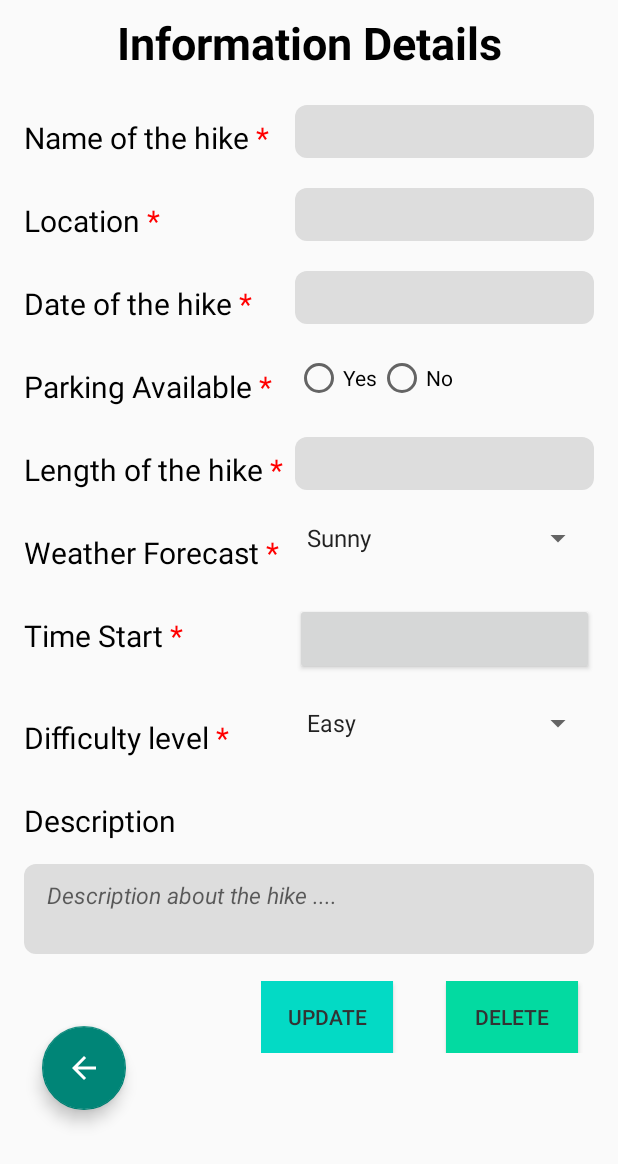
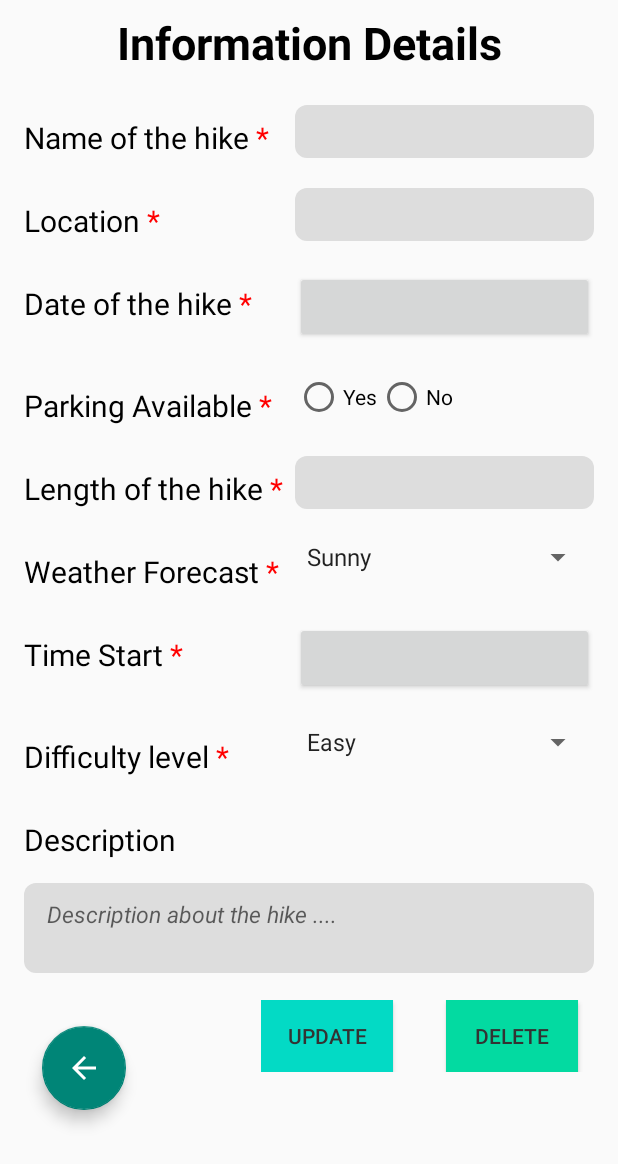
Before and after one commit to 1Ir-is/COMP1786-CourseWork, an Android app: the UpdateActivity screen opened directly, with no data from a screen before it, on a phone screen of 412 x 824 dp. Shown: the top 1164 px of the screen. Run offline under Robolectric (Android 15) with nearby library versions, the phone set to English and light mode, and no system bars.

Commit message:
feat: add date picker

```diff
--- a/app/src/main/java/com/example/coursework/activities/UpdateActivity.java
+++ b/app/src/main/java/com/example/coursework/activities/UpdateActivity.java
@@ -5,6 +5,7 @@ import androidx.appcompat.app.AlertDialog;
 import androidx.appcompat.app.AppCompatActivity;
 
 import android.app.Activity;
+import android.app.DatePickerDialog;
 import android.app.TimePickerDialog;
 import android.content.DialogInterface;
 import android.content.Intent;
@@ -16,6 +17,7 @@ import android.text.style.ForegroundColorSpan;
 import android.view.View;
 import android.widget.ArrayAdapter;
 import android.widget.Button;
+import android.widget.DatePicker;
 import android.widget.EditText;
 import android.widget.RadioGroup;
 import android.widget.RadioButton;
@@ -34,11 +36,11 @@ import java.util.Locale;
 
 public class UpdateActivity extends AppCompatActivity {
 
-    EditText nameInputUpdate, locationInputUpdate, dateInputUpdate, lengthInputUpdate, descriptionInputUpdate;
+    EditText nameInputUpdate, locationInputUpdate, lengthInputUpdate, descriptionInputUpdate;
     RadioGroup parkingRadioGroup;
     Spinner hikeWeatherForecastSpinner, hikeDifficultyLevelSpinner;
     RadioButton radioButtonYes, radioButtonNo;
-    Button updateButton, deleteButton, estimatedTimeUpdate;
+    Button updateButton, deleteButton, estimatedTimeUpdate, dateUpdate;
     FloatingActionButton backButton;
     String id, name, location, date, parkingAvailable, length, weatherForecast, estimatedTime, difficultyLevel, description;
 
@@ -94,12 +96,12 @@ public class UpdateActivity extends AppCompatActivity {
         // Get the id for EditText
         nameInputUpdate = findViewById(R.id.hike_name_text_update);
         locationInputUpdate = findViewById(R.id.hike_location_text_update);
-        dateInputUpdate = findViewById(R.id.hike_date_text_update);
         lengthInputUpdate = findViewById(R.id.hike_length_text_update);
         descriptionInputUpdate = findViewById(R.id.hike_description_text_update);
 
-        // Get the id for time button
+        // Get the id for datetime button
         estimatedTimeUpdate = findViewById(R.id.hike_estimated_time_update_button);
+        dateUpdate = findViewById(R.id.hike_date_update_button);
 
         // Get the id for spinner
         hikeWeatherForecastSpinner = findViewById(R.id.hike_weather_forecast_spinner);
@@ -125,7 +127,7 @@ public class UpdateActivity extends AppCompatActivity {
                 // get the input data
                 name = nameInputUpdate.getText().toString().trim();
                 location = locationInputUpdate.getText().toString().trim();
-                date = dateInputUpdate.getText().toString().trim();
+                date = dateUpdate.getText().toString().trim();
                 length = lengthInputUpdate.getText().toString().trim();
                 estimatedTime = estimatedTimeUpdate.getText().toString().trim();
                 description = descriptionInputUpdate.getText().toString().trim();
@@ -149,6 +151,25 @@ public class UpdateActivity extends AppCompatActivity {
             }
         });
 
+        dateUpdate.setOnClickListener(new View.OnClickListener() {
+            @Override
+            public void onClick(View view) {
+                Calendar calendar = Calendar.getInstance();
+                int year = calendar.get(Calendar.YEAR);
+                int month = calendar.get(Calendar.MONTH);
+                int day = calendar.get(Calendar.DAY_OF_MONTH);
+
+                DatePickerDialog datePickerDialog = new DatePickerDialog(UpdateActivity.this, new DatePickerDialog.OnDateSetListener() {
+                    @Override
+                    public void onDateSet(DatePicker view, int year, int month, int dayOfMonth) {
+                        String selectedDate = dayOfMonth + "/" + (month + 1) + "/" + year;
+                        dateUpdate.setText(selectedDate);
+                    }
+                }, year, month, day);
+
+                datePickerDialog.show();
+            }
+        });
         estimatedTimeUpdate.setOnClickListener(new View.OnClickListener() {
             @Override
             public void onClick(View view) {
@@ -215,7 +236,7 @@ public class UpdateActivity extends AppCompatActivity {
             // Setting intent data
             nameInputUpdate.setText(name);
             locationInputUpdate.setText(location);
-            dateInputUpdate.setText(date);
+            dateUpdate.setText(date);
             lengthInputUpdate.setText(length);
             estimatedTimeUpdate.setText(estimatedTime);
             descriptionInputUpdate.setText(description);
--- a/app/src/main/res/layout/activity_update.xml
+++ b/app/src/main/res/layout/activity_update.xml
@@ -120,18 +120,11 @@
                 android:text="Date of the hike"
                 app:layout_constraintHorizontal_bias="0.498" />
 
-            <EditText
-                android:id="@+id/hike_date_text_update"
+            <Button
+                android:id="@+id/hike_date_update_button"
                 android:layout_width="0dp"
-                android:layout_height="match_parent"
+                android:layout_height="wrap_content"
                 android:layout_weight="1"
-                android:paddingStart="15dp"
-                android:textStyle="italic"
-                android:textColor="@color/text_color"
-                android:background="@drawable/input_background"
-                android:ems="10"
-                android:inputType="textPersonName"
-                android:text=""
                 android:textSize="20sp" />
         </TableRow>
 
```
Also changed, not shown: app/src/main/java/com/example/coursework/fragment/AddFragment.java (+27 -46 lines), app/src/main/res/layout/fragment_add.xml (+9 -13 lines).
